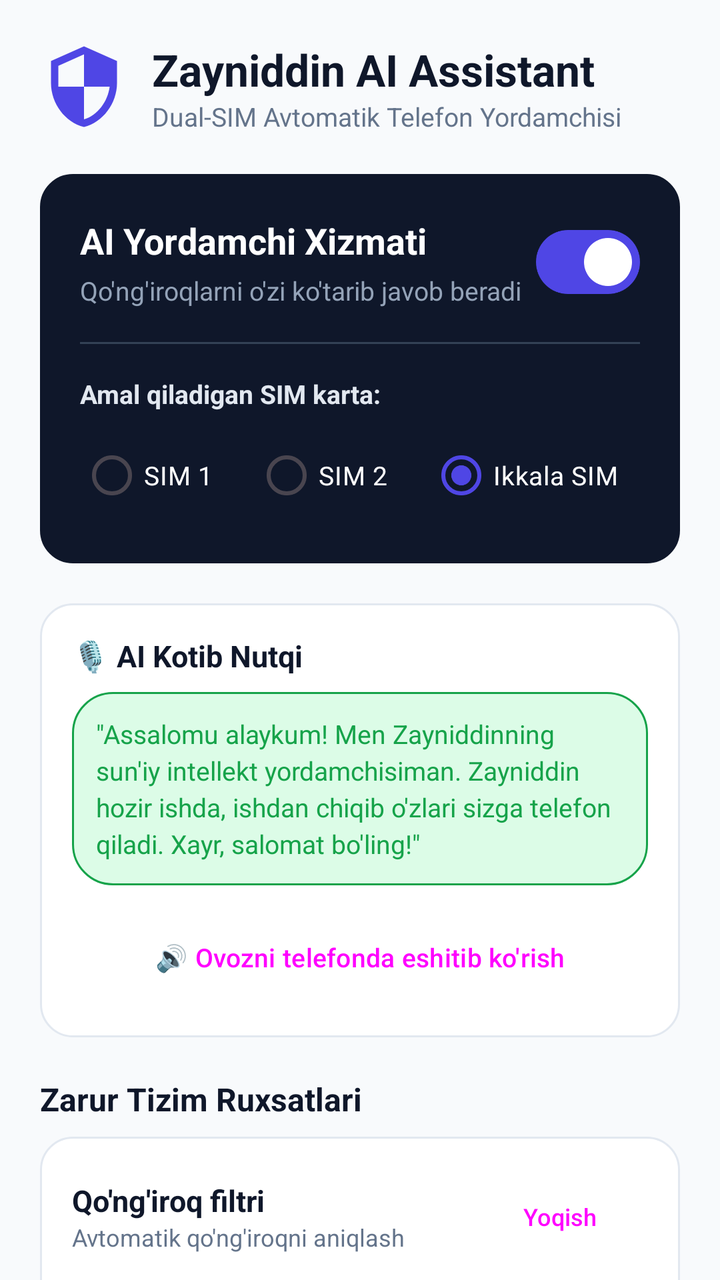
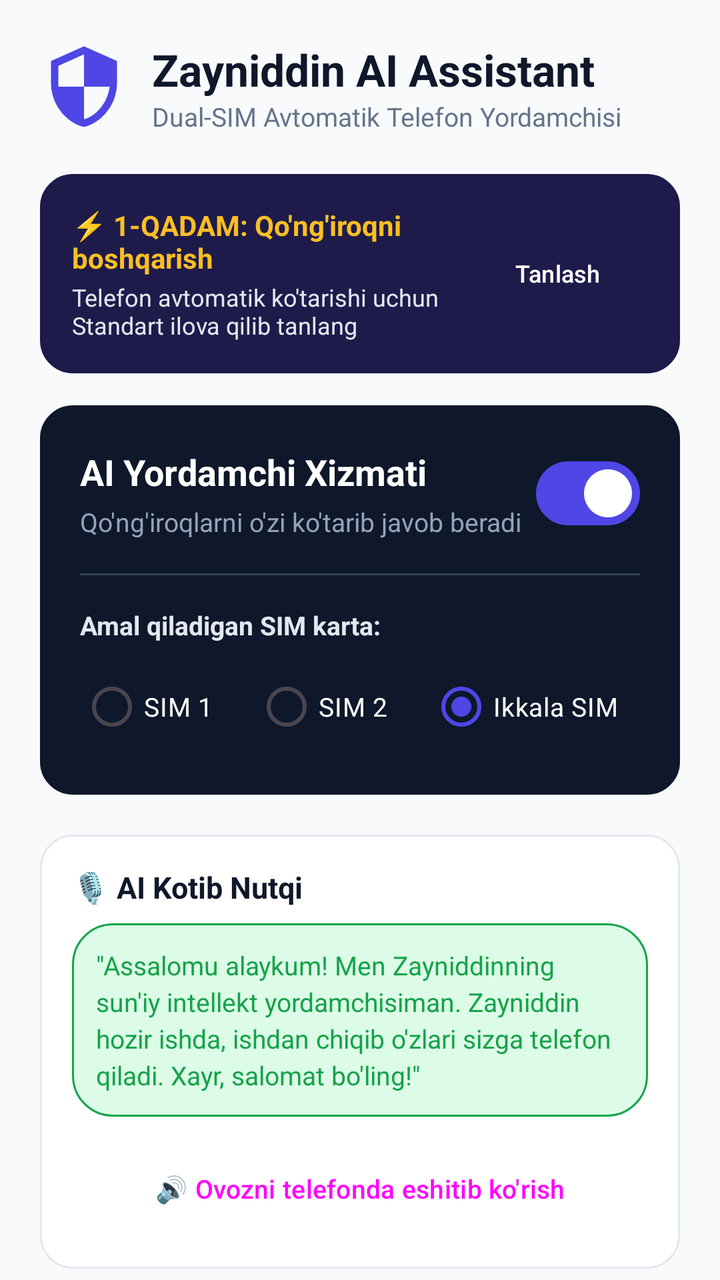

Two renders of the same Android screen: before a commit and after it. Below are the layout's source before the change and the commit's diff.
<!-- AndroidManifest.xml: application theme Theme.CallGuardian -->
<!-- res/layout/activity_main.xml -->
<?xml version="1.0" encoding="utf-8"?>
<androidx.coordinatorlayout.widget.CoordinatorLayout xmlns:android="http://schemas.android.com/apk/res/android"
    xmlns:app="http://schemas.android.com/apk/res-auto"
    xmlns:tools="http://schemas.android.com/tools"
    android:layout_width="match_parent"
    android:layout_height="match_parent"
    android:background="@color/background">

    <androidx.core.widget.NestedScrollView
        android:layout_width="match_parent"
        android:layout_height="match_parent"
        android:fillViewport="true">

        <LinearLayout
            android:layout_width="match_parent"
            android:layout_height="wrap_content"
            android:orientation="vertical"
            android:padding="20dp">

            
            <LinearLayout
                android:layout_width="match_parent"
                android:layout_height="wrap_content"
                android:gravity="center_vertical"
                android:orientation="horizontal"
                android:layout_marginBottom="20dp">

                <ImageView
                    android:layout_width="44dp"
                    android:layout_height="44dp"
                    android:src="@drawable/ic_shield"
                    android:contentDescription="@string/app_name" />

                <LinearLayout
                    android:layout_width="wrap_content"
                    android:layout_height="wrap_content"
                    android:layout_marginStart="12dp"
                    android:orientation="vertical">

                    <TextView
                        android:layout_width="wrap_content"
                        android:layout_height="wrap_content"
                        android:text="Zayniddin AI Assistant"
                        android:textColor="@color/text_primary"
                        android:textSize="22sp"
                        android:textStyle="bold" />

                    <TextView
                        android:layout_width="wrap_content"
                        android:layout_height="wrap_content"
                        android:text="Dual-SIM Avtomatik Telefon Yordamchisi"
                        android:textColor="@color/text_secondary"
                        android:textSize="13sp" />
                </LinearLayout>
            </LinearLayout>

            
            <LinearLayout
                android:layout_width="match_parent"
                android:layout_height="wrap_content"
                android:background="@drawable/bg_card"
                android:backgroundTint="#0F172A"
                android:orientation="vertical"
                android:padding="20dp"
                android:layout_marginBottom="20dp">

                <LinearLayout
                    android:layout_width="match_parent"
                    android:layout_height="wrap_content"
                    android:gravity="center_vertical"
                    android:orientation="horizontal">

                    <LinearLayout
                        android:layout_width="0dp"
                        android:layout_height="wrap_content"
                        android:layout_weight="1"
                        android:orientation="vertical">

                        <TextView
                            android:layout_width="wrap_content"
                            android:layout_height="wrap_content"
                            android:text="AI Yordamchi Xizmati"
                            android:textColor="#FFFFFF"
                            android:textSize="18sp"
                            android:textStyle="bold" />

                        <TextView
                            android:id="@+id/tvAiStatusSubtitle"
                            android:layout_width="wrap_content"
                            android:layout_height="wrap_content"
                            android:layout_marginTop="4dp"
                            android:text="Qo'ng'iroqlarni o'zi ko'tarib javob beradi"
                            android:textColor="#94A3B8"
                            android:textSize="13sp" />
                    </LinearLayout>

                    <com.google.android.material.materialswitch.MaterialSwitch
                        android:id="@+id/switchAiAssistant"
                        android:layout_width="wrap_content"
                        android:layout_height="wrap_content"
                        android:checked="true" />
                </LinearLayout>

                <View
                    android:layout_width="match_parent"
                    android:layout_height="1dp"
                    android:layout_marginVertical="16dp"
                    android:background="#334155" />

                
                <TextView
                    android:layout_width="wrap_content"
                    android:layout_height="wrap_content"
                    android:text="Amal qiladigan SIM karta:"
                    android:textColor="#E2E8F0"
                    android:textSize="13sp"
                    android:textStyle="bold"
                    android:layout_marginBottom="8dp" />

                <RadioGroup
                    android:id="@+id/rgSimSelection"
                    android:layout_width="match_parent"
                    android:layout_height="wrap_content"
                    android:orientation="horizontal">

                    <RadioButton
                        android:id="@+id/rbSim1"
                        android:layout_width="0dp"
                        android:layout_height="wrap_content"
                        android:layout_weight="1"
                        android:text="SIM 1"
                        android:textColor="#FFFFFF"
                        android:textSize="13sp" />

                    <RadioButton
                        android:id="@+id/rbSim2"
                        android:layout_width="0dp"
                        android:layout_height="wrap_content"
                        android:layout_weight="1"
                        android:text="SIM 2"
                        android:textColor="#FFFFFF"
                        android:textSize="13sp" />

                    <RadioButton
                        android:id="@+id/rbBothSim"
                        android:layout_width="0dp"
                        android:layout_height="wrap_content"
                        android:layout_weight="1.2"
                        android:checked="true"
                        android:text="Ikkala SIM"
                        android:textColor="#FFFFFF"
                        android:textSize="13sp" />
                </RadioGroup>

            </LinearLayout>

            
            <LinearLayout
                android:layout_width="match_parent"
                android:layout_height="wrap_content"
                android:background="@drawable/bg_card"
                android:orientation="vertical"
                android:padding="16dp"
                android:layout_marginBottom="20dp">

                <TextView
                    android:layout_width="wrap_content"
                    android:layout_height="wrap_content"
                    android:text="🎙️ AI Kotib Nutqi"
                    android:textColor="@color/text_primary"
                    android:textSize="15sp"
                    android:textStyle="bold" />

                <TextView
                    android:id="@+id/tvAssistantSpeechText"
                    android:layout_width="match_parent"
                    android:layout_height="wrap_content"
                    android:layout_marginTop="8dp"
                    android:background="@drawable/bg_badge_active"
                    android:padding="12dp"
                    android:text="&quot;Assalomu alaykum! Men Zayniddinning sun'iy intellekt yordamchisiman. Zayniddin hozir ishda, ishdan chiqib o'zlari sizga telefon qiladi. Xayr, salomat bo'ling!&quot;"
                    android:textColor="@color/status_green"
                    android:textSize="13sp"
                    android:lineSpacingExtra="3dp" />

                <Button
                    android:id="@+id/btnTestSpeech"
                    style="@style/Widget.Material3.Button.TonalButton"
                    android:layout_width="match_parent"
                    android:layout_height="wrap_content"
                    android:layout_marginTop="12dp"
                    android:text="🔊 Ovozni telefonda eshitib ko'rish"
                    android:textSize="13sp" />
            </LinearLayout>

            
            <TextView
                android:layout_width="wrap_content"
                android:layout_height="wrap_content"
                android:layout_marginBottom="8dp"
                android:text="Zarur Tizim Ruxsatlari"
                android:textColor="@color/text_primary"
                android:textSize="16sp"
                android:textStyle="bold" />

            <LinearLayout
                android:layout_width="match_parent"
                android:layout_height="wrap_content"
                android:background="@drawable/bg_card"
                android:orientation="vertical"
                android:padding="16dp"
                android:layout_marginBottom="20dp">

                
                <LinearLayout
                    android:layout_width="match_parent"
                    android:layout_height="wrap_content"
                    android:gravity="center_vertical"
                    android:orientation="horizontal">

                    <LinearLayout
                        android:layout_width="0dp"
                        android:layout_height="wrap_content"
                        android:layout_weight="1"
                        android:orientation="vertical">

                        <TextView
                            android:layout_width="wrap_content"
                            android:layout_height="wrap_content"
                            android:text="@string/status_screening_title"
                            android:textColor="@color/text_primary"
                            android:textSize="15sp"
                            android:textStyle="bold" />

                        <TextView
                            android:layout_width="wrap_content"
                            android:layout_height="wrap_content"
                            android:text="Avtomatik qo'ng'iroqni aniqlash"
                            android:textColor="@color/text_secondary"
                            android:textSize="12sp" />
                    </LinearLayout>

                    <Button
                        android:id="@+id/btnCallScreening"
                        style="@style/Widget.Material3.Button.TonalButton"
                        android:layout_width="wrap_content"
                        android:layout_height="wrap_content"
                        android:text="@string/btn_enable"
                        android:textSize="12sp" />
                </LinearLayout>

                <View
                    android:layout_width="match_parent"
                    android:layout_height="1dp"
                    android:layout_marginVertical="12dp"
                    android:background="@color/divider" />

                
                <LinearLayout
                    android:layout_width="match_parent"
                    android:layout_height="wrap_content"
                    android:gravity="center_vertical"
                    android:orientation="horizontal">

                    <LinearLayout
                        android:layout_width="0dp"
                        android:layout_height="wrap_content"
                        android:layout_weight="1"
                        android:orientation="vertical">

                        <TextView
                            android:layout_width="wrap_content"
                            android:layout_height="wrap_content"
                            android:text="@string/status_phone_perm_title"
                            android:textColor="@color/text_primary"
                            android:textSize="15sp"
                            android:textStyle="bold" />

                        <TextView
                            android:layout_width="wrap_content"
                            android:layout_height="wrap_content"
                            android:text="SIM kartalarni boshqarish ruxsati"
                            android:textColor="@color/text_secondary"
                            android:textSize="12sp" />
                    </LinearLayout>

                    <Button
                        android:id="@+id/btnPhonePermissions"
                        style="@style/Widget.Material3.Button.TonalButton"
                        android:layout_width="wrap_content"
                        android:layout_height="wrap_content"
                        android:text="@string/btn_grant"
                        android:textSize="12sp" />
                </LinearLayout>

            </LinearLayout>

            <View
                android:layout_width="match_parent"
                android:layout_height="30dp" />

        </LinearLayout>
    </androidx.core.widget.NestedScrollView>

</androidx.coordinatorlayout.widget.CoordinatorLayout>
<!-- resources referenced by this layout -->
<resources>
  <color name="background">#F8FAFC</color>
  <color name="divider">#E2E8F0</color>
  <color name="status_green">#16A34A</color>
  <color name="text_primary">#0F172A</color>
  <color name="text_secondary">#64748B</color>
  <!-- drawable bg_badge_active (drawable) -->
  <?xml version="1.0" encoding="utf-8"?>
  <shape xmlns:android="http://schemas.android.com/apk/res/android"
      android:shape="rectangle">
      <solid android:color="@color/status_green_bg" />
      <corners android:radius="20dp" />
      <stroke
          android:width="1dp"
          android:color="@color/status_green" />
  </shape>
  <!-- drawable bg_card (drawable) -->
  <?xml version="1.0" encoding="utf-8"?>
  <shape xmlns:android="http://schemas.android.com/apk/res/android"
      android:shape="rectangle">
      <solid android:color="@color/surface" />
      <corners android:radius="16dp" />
      <stroke
          android:width="1dp"
          android:color="@color/divider" />
  </shape>
  <!-- drawable ic_shield (drawable) -->
  <vector xmlns:android="http://schemas.android.com/apk/res/android"
      android:width="24dp"
      android:height="24dp"
      android:viewportWidth="24"
      android:viewportHeight="24">
    <path
        android:fillColor="@color/primary"
        android:pathData="M12,1L3,5v6c0,5.55 3.84,10.74 9,12 5.16,-1.26 9,-6.45 9,-12V5l-9,-4zm0,10.99h7c-0.53,4.12 -3.28,7.79 -7,8.94V12H5V6.3l7,-3.11v8.8z"/>
  </vector>
  <string name="app_name">Call Guardian</string>
  <string name="btn_enable">Yoqish</string>
  <string name="btn_grant">Ruxsat berish</string>
  <string name="status_phone_perm_title">Qo\'ng\'iroq ruxsatlari</string>
  <string name="status_screening_title">Qo\'ng\'iroq filtri</string>
  <style name="Theme.CallGuardian" parent="Theme.Material3.DayNight.NoActionBar">
          <item name="colorPrimary">@color/primary</item>
          <item name="colorOnPrimary">#FFFFFF</item>
          <item name="android:statusBarColor">@color/background</item>
          <item name="android:windowLightStatusBar">true</item>
          <item name="android:colorBackground">@color/background</item>
      </style>
  <color name="status_green_bg">#DCFCE7</color>
  <color name="surface">#FFFFFF</color>
  <color name="primary">#4F46E5</color>
</resources>

<!-- the commit's change to res/layout/activity_main.xml (unified diff, before → after) -->
@@ -56,6 +56,60 @@
 
             
             <LinearLayout
+                android:id="@+id/layoutDefaultDialerNotice"
+                android:layout_width="match_parent"
+                android:layout_height="wrap_content"
+                android:background="@drawable/bg_card"
+                android:backgroundTint="#1E1B4B"
+                android:orientation="vertical"
+                android:padding="16dp"
+                android:layout_marginBottom="16dp">
+
+                <LinearLayout
+                    android:layout_width="match_parent"
+                    android:layout_height="wrap_content"
+                    android:gravity="center_vertical"
+                    android:orientation="horizontal">
+
+                    <LinearLayout
+                        android:layout_width="0dp"
+                        android:layout_height="wrap_content"
+                        android:layout_weight="1"
+                        android:orientation="vertical">
+
+                        <TextView
+                            android:layout_width="wrap_content"
+                            android:layout_height="wrap_content"
+                            android:text="⚡ 1-QADAM: Qo'ng'iroqni boshqarish"
+                            android:textColor="#FBBF24"
+                            android:textSize="14sp"
+                            android:textStyle="bold" />
+
+                        <TextView
+                            android:id="@+id/tvDefaultDialerDesc"
+                            android:layout_width="wrap_content"
+                            android:layout_height="wrap_content"
+                            android:layout_marginTop="2dp"
+                            android:text="Telefon avtomatik ko'tarishi uchun Standart ilova qilib tanlang"
+                            android:textColor="#E2E8F0"
+                            android:textSize="12sp" />
+                    </LinearLayout>
+
+                    <Button
+                        android:id="@+id/btnSetDefaultDialer"
+                        style="@style/Widget.Material3.Button"
+                        android:layout_width="wrap_content"
+                        android:layout_height="wrap_content"
+                        android:text="Tanlash"
+                        android:backgroundTint="#6366F1"
+                        android:textColor="#FFFFFF"
+                        android:textSize="12sp" />
+                </LinearLayout>
+
+            </LinearLayout>
+
+            
+            <LinearLayout
                 android:layout_width="match_parent"
                 android:layout_height="wrap_content"
                 android:background="@drawable/bg_card"
